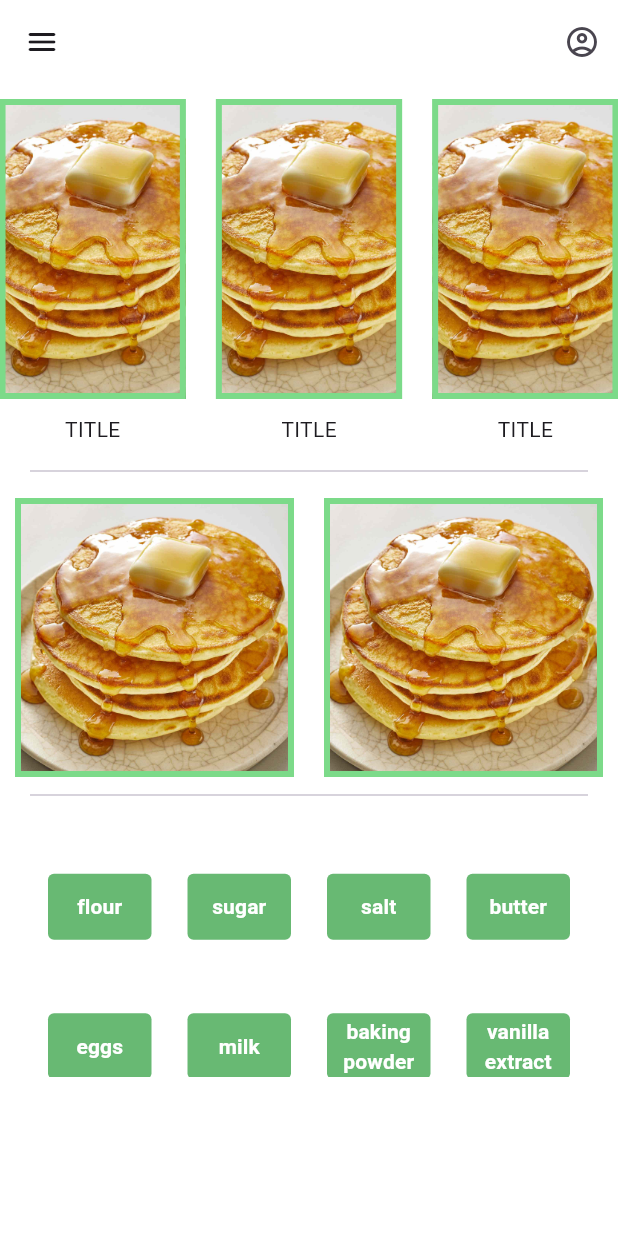
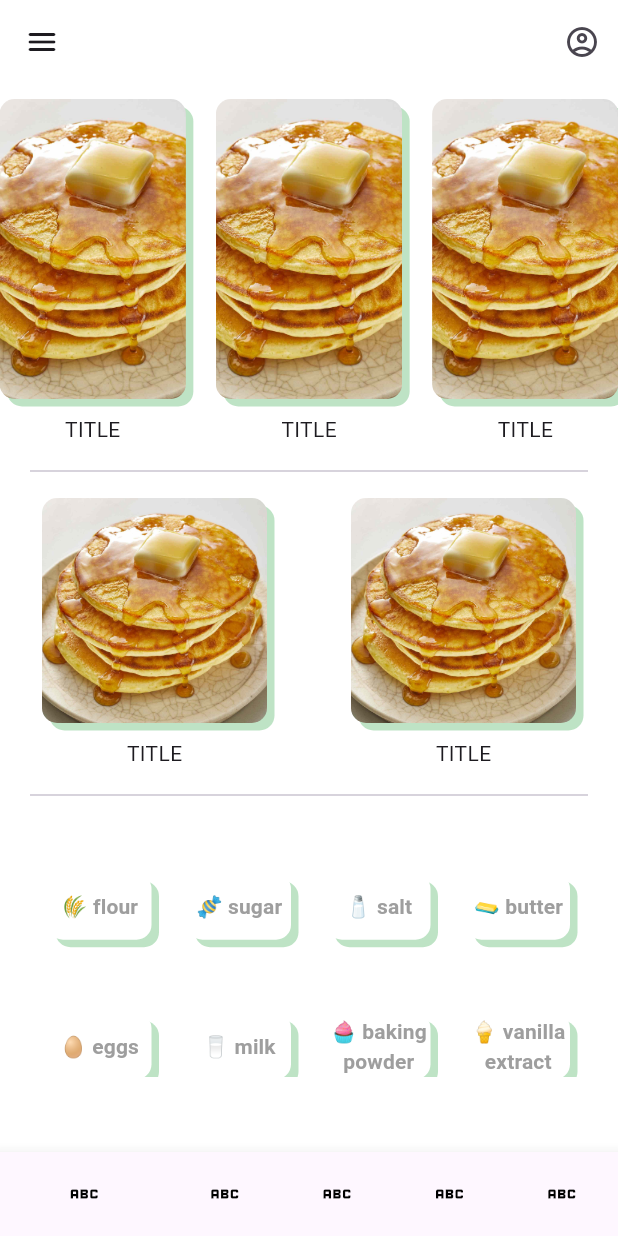
Before and after one commit to abrichards10/LetEmCook, a Flutter app: the screen it shows after launch, on a phone screen of 412 x 824 dp. Run offline on Flutter 3.47's test engine with Material 3 defaults, Android fonts, the phone set to English and light mode, and no system bars; drawn by our look-alikes of carousel_slider; our stand-ins replace bloc, equatable, google_fonts, multi_select_flutter.

Commit message:
added temp bloc files and more formatting

```diff
--- /dev/null
+++ b/lib/bloc/home_bloc.dart
@@ -0,0 +1,19 @@
+import 'package:bloc/bloc.dart';
+import 'package:equatable/equatable.dart';
+
+part 'home_events.dart';
+part 'home_states.dart';
+
+class IngredientBloc extends Bloc<IngredientEvent, IngredientState> {
+  IngredientBloc() : super(IngredientState()) {
+    on<ToggleIngredientEvent>((event, emit) {
+      final updatedPressedIndices = Set<int>.from(state.pressedIndices);
+      if (updatedPressedIndices.contains(event.index)) {
+        updatedPressedIndices.remove(event.index);
+      } else {
+        updatedPressedIndices.add(event.index);
+      }
+      emit(IngredientState(pressedIndices: updatedPressedIndices));
+    });
+  }
+}
--- /dev/null
+++ b/lib/bloc/home_events.dart
@@ -0,0 +1,17 @@
+part of 'home_bloc.dart';
+
+abstract class IngredientEvent extends Equatable {
+  const IngredientEvent();
+
+  @override
+  List<Object> get props => [];
+}
+
+class ToggleIngredientEvent extends IngredientEvent {
+  final int index;
+
+  const ToggleIngredientEvent(this.index);
+
+  @override
+  List<Object> get props => [index];
+}
--- /dev/null
+++ b/lib/bloc/home_states.dart
@@ -0,0 +1,10 @@
+part of 'home_bloc.dart';
+
+class IngredientState extends Equatable {
+  final Set<int> pressedIndices;
+
+  const IngredientState({this.pressedIndices = const <int>{}});
+
+  @override
+  List<Object> get props => [pressedIndices];
+}
--- a/lib/home.dart
+++ b/lib/home.dart
@@ -18,48 +18,48 @@ class MyHomePage extends StatefulWidget {
 
 class _MyHomePageState extends State<MyHomePage> {
   List<String> ingredientsList = <String>[
-    "flour",
-    "sugar",
-    "salt",
-    "butter",
-    "eggs",
-    "milk",
-    "baking powder",
-    "vanilla extract",
-    "chocolate chips",
-    "cocoa powder",
-    "brown sugar",
-    "baking soda",
-    "yeast",
-    "olive oil",
-    "honey",
-    "lemon juice",
-    "garlic",
-    "onion",
-    "tomato",
-    "carrot",
-    "celery",
-    "chicken broth",
-    "beef broth",
-    "pasta",
-    "rice",
-    "beans",
-    "corn",
-    "bell pepper",
-    "cheese",
-    "basil",
-    "oregano",
-    "thyme",
-    "rosemary",
-    "parsley",
-    "cilantro",
-    "cumin",
-    "paprika",
-    "cinnamon",
-    "nutmeg",
-    "ginger",
-    "black pepper",
-    "red pepper flakes"
+    "🌾 flour",
+    "🍬 sugar",
+    "🧂 salt",
+    "🧈 butter",
+    "🥚 eggs",
+    "🥛 milk",
+    "🧁 baking powder",
+    "🍦 vanilla extract",
+    "🍫 chocolate chips",
+    "🍫 cocoa powder",
+    "🍯 brown sugar",
+    "🥤 baking soda",
+    "🍞 yeast",
+    "🫒 olive oil",
+    "🍯 honey",
+    "🍋 lemon juice",
+    "🧄 garlic",
+    "🧅 onion",
+    "🍅 tomato",
+    "🥕 carrot",
+    "🥬 celery",
+    "🍗 chicken broth",
+    "🥩 beef broth",
+    "🍝 pasta",
+    "🍚 rice",
+    "🫘 beans",
+    "🌽 corn",
+    "🫑 bell pepper",
+    "🧀 cheese",
+    "🌿 basil",
+    "🌿 oregano",
+    "🌿 thyme",
+    "🌿 rosemary",
+    "🌿 parsley",
+    "🌿 cilantro",
+    "🌿 cumin",
+    "🌶️ paprika",
+    "🌰 cinnamon",
+    "🍂 nutmeg",
+    "🍠 ginger",
+    "⚫ black pepper",
+    "🌶️ red pepper flakes"
   ];
 
   List<RecipeInfo> savedRecipes = <RecipeInfo>[
@@ -110,7 +110,7 @@ class _MyHomePageState extends State<MyHomePage> {
         // title: Text(
         //   "Let 'Em Cook",
         //   style: TextStyle(
-        //     fontFamily: GoogleFonts.adventPro().fontFamily,
+        //  fontFamily: GoogleFonts.adventPro().fontFamily,
         //     fontWeight: FontWeight.bold,
         //     fontSize: width * .08,
         //   ),
@@ -133,6 +133,46 @@ class _MyHomePageState extends State<MyHomePage> {
           ],
         ),
       ),
+      bottomNavigationBar: BottomNavigationBar(
+        selectedFontSize: 0,
+        items: [
+          BottomNavigationBarItem(
+            icon: Icon(
+              Icons.abc,
+              color: Colors.black,
+            ),
+            label: "",
+          ),
+          BottomNavigationBarItem(
+            icon: Icon(
+              Icons.abc,
+              color: Colors.black,
+            ),
+            label: "",
+          ),
+          BottomNavigationBarItem(
+            icon: Icon(
+              Icons.abc,
+              color: Colors.black,
+            ),
+            label: "",
+          ),
+          BottomNavigationBarItem(
+            icon: Icon(
+              Icons.abc,
+              color: Colors.black,
+            ),
+            label: "",
+          ),
+          BottomNavigationBarItem(
+            icon: Icon(
+              Icons.abc,
+              color: Colors.black,
+            ),
+            label: "",
+          )
+        ],
+      ),
     );
   }
 
@@ -153,18 +193,28 @@ class _MyHomePageState extends State<MyHomePage> {
                   width: 200.0,
                   height: 200.0,
                   decoration: BoxDecoration(
+                    borderRadius: BorderRadius.all(Radius.circular(10)),
                     image: DecorationImage(
                       image: AssetImage('assets/image1.jpg'),
                       fit: BoxFit.cover,
                     ),
-                    // borderRadius: BorderRadius.all(Radius.circular(20.0)),
-                    border: Border.all(
-                      color: Color.fromARGB(255, 124, 218, 137),
-                      width: 4.0,
+                    boxShadow: [
+                      BoxShadow(
+                        color: Color.fromARGB(150, 144, 208, 156),
+                        offset: Offset(
+                          5,
+                          5,
                         ),
                       ),
+                    ],
                   ),
-                Text("TITLE"),
+                ),
+                Text(
+                  "TITLE",
+                  style: TextStyle(
+                    fontFamily: GoogleFonts.adventPro().fontFamily,
+                  ),
+                ),
               ],
             );
           },
@@ -183,21 +233,36 @@ class _MyHomePageState extends State<MyHomePage> {
             childAspectRatio: 1,
           ),
           itemBuilder: (BuildContext context, int index) {
-            return Container(
+            return Column(
+              children: [
+                Container(
                   margin: EdgeInsets.all(10),
-              width: 200.0,
-              height: 200.0,
+                  width: 150.0,
+                  height: 150.0,
                   decoration: BoxDecoration(
+                    borderRadius: BorderRadius.all(Radius.circular(10)),
                     image: DecorationImage(
                       image: AssetImage('assets/image1.jpg'),
                       fit: BoxFit.cover,
                     ),
-                // borderRadius: BorderRadius.all(Radius.circular(20.0)),
-                border: Border.all(
-                  color: Color.fromARGB(255, 124, 218, 137),
-                  width: 4.0,
+                    boxShadow: [
+                      BoxShadow(
+                        color: Color.fromARGB(150, 144, 208, 156),
+                        offset: Offset(
+                          5,
+                          5,
                         ),
                       ),
+                    ],
+                  ),
+                ),
+                Text(
+                  "TITLE",
+                  style: TextStyle(
+                    fontFamily: GoogleFonts.adventPro().fontFamily,
+                  ),
+                ),
+              ],
             );
           }),
     );
@@ -220,15 +285,24 @@ class _MyHomePageState extends State<MyHomePage> {
                 alignment: Alignment.center,
                 height: 44,
                 decoration: BoxDecoration(
-                  borderRadius: BorderRadius.all(Radius.circular(4)),
-                  color: Color.fromARGB(255, 104, 185, 115),
+                  color: Colors.white,
+                  borderRadius: BorderRadius.all(Radius.circular(10)),
+                  boxShadow: [
+                    BoxShadow(
+                      color: Color.fromARGB(150, 144, 208, 156),
+                      offset: Offset(
+                        5,
+                        5,
+                      ),
+                    ),
+                  ],
                 ),
                 child: Text(
                   textAlign: TextAlign.center,
                   ingredientsList[index],
                   style: TextStyle(
                     fontFamily: GoogleFonts.adventPro().fontFamily,
-                    color: Colors.white,
+                    color: Colors.grey,
                     fontWeight: FontWeight.bold,
                   ),
                 ),
--- a/pubspec.yaml
+++ b/pubspec.yaml
@@ -30,7 +30,8 @@ environment:
 dependencies:
   flutter:
     sdk: flutter
-
+  flutter_bloc: ^8.0.1
+  equatable: ^2.0.3
 
   # The following adds the Cupertino Icons font to your application.
   # Use with the CupertinoIcons class for iOS style icons.
@@ -38,6 +39,7 @@ dependencies:
   carousel_slider: ^4.2.1
   google_fonts: ^6.2.1
   multi_select_flutter: ^4.1.3
+  bloc: ^8.1.4
 
 dev_dependencies:
   flutter_test:
```
Also changed, not shown: pubspec.lock. Lines whose indentation alone changed are shown as unchanged.
